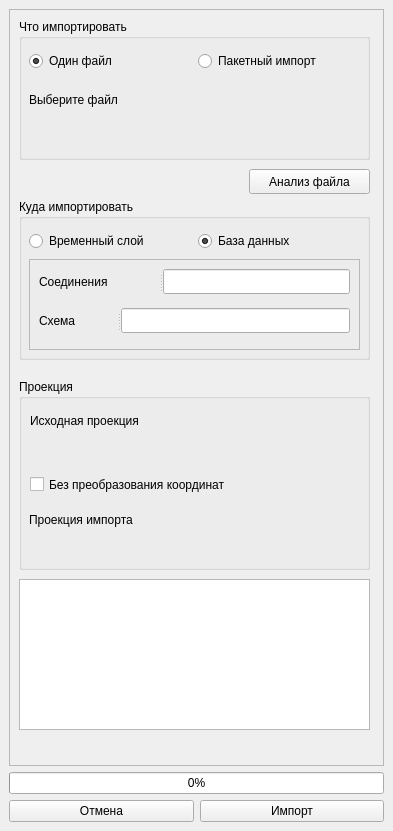
yixellet/cadaster_import, file cadaster_import_dockwidget_base.ui: the form before one commit.
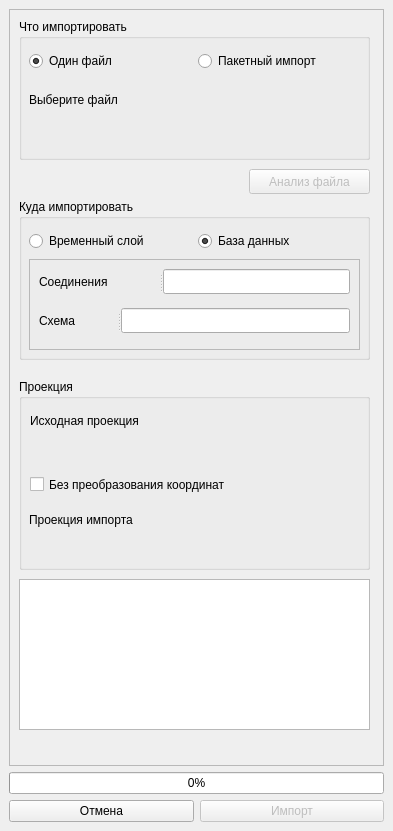
The form after the commit. Custom widgets are drawn as their Qt base class.

Diff of the .ui file:
```diff
--- a/cadaster_import_dockwidget_base.ui
+++ b/cadaster_import_dockwidget_base.ui
@@ -279,6 +279,9 @@
        </widget>
       </widget>
       <widget class="QPushButton" name="analizeButton">
+       <property name="enabled">
+        <bool>false</bool>
+       </property>
        <property name="geometry">
         <rect>
          <x>240</x>
@@ -308,6 +311,9 @@
     </item>
     <item row="2" column="1">
      <widget class="QPushButton" name="importButton">
+      <property name="enabled">
+       <bool>false</bool>
+      </property>
       <property name="autoFillBackground">
        <bool>false</bool>
       </property>
```
